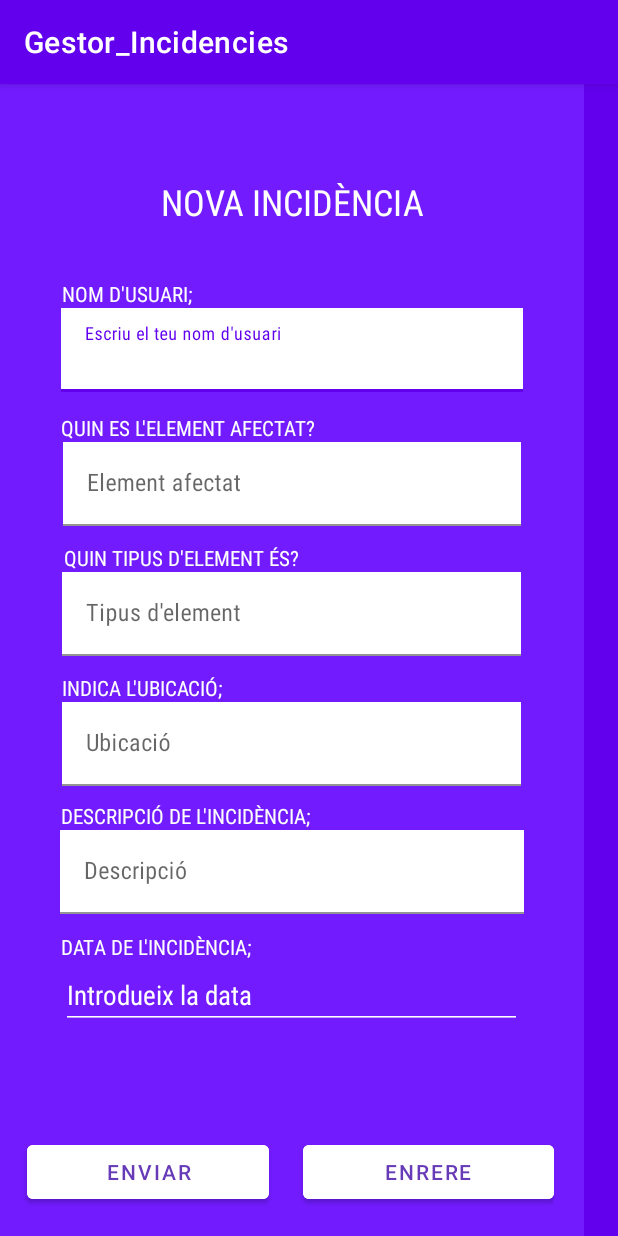
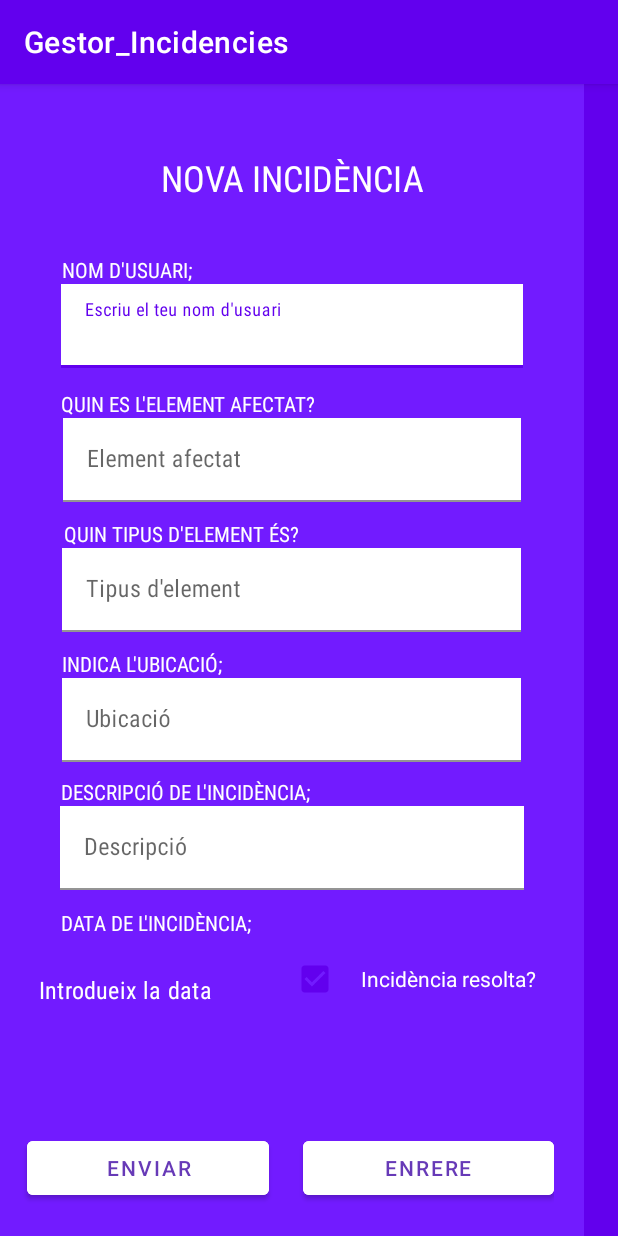
Before and after one commit to GuillemBSK/Gestor_Incidencies, an Android app: the NovaIncidencia screen opened directly, with no data from a screen before it, after a tap on "ENVIAR", on a phone screen of 412 x 824 dp. Run offline under Robolectric (Android 15) with nearby library versions, the phone set to English and light mode, and no system bars.

Commit message:
Add llista incidencies.

```diff
--- a/app/src/main/java/com/example/gestor_incidencies/ConnBBDD.java
+++ b/app/src/main/java/com/example/gestor_incidencies/ConnBBDD.java
@@ -12,7 +12,7 @@ public class ConnBBDD extends SQLiteOpenHelper {
 
     private static final int DATABASE_VERSION = 1;
     private static final String DATABASE_NAME = "incidencies";
-    private static final String CREATE_TABLE = "CREATE TABLE tickets(id INTEGER PRIMARY KEY AUTOINCREMENT, nom TEXT, element TEXT, ubicacio TEXT, descripcio TEXT, data DATE)";
+    private static final String CREATE_TABLE = "CREATE TABLE tickets(id INTEGER PRIMARY KEY AUTOINCREMENT, nom TEXT, element TEXT, tipus_element TEXT, ubicacio TEXT, descripcio TEXT, data DATE, resolt BOOLEAN)";
 
     @Override
     public void onCreate(SQLiteDatabase db) {
--- a/app/src/main/java/com/example/gestor_incidencies/Incidencia.java
+++ b/app/src/main/java/com/example/gestor_incidencies/Incidencia.java
@@ -4,9 +4,11 @@ public class Incidencia {
 
     private String nom;
     private String element;
+    private String tipus_element;
     private String ubicacio;
     private String descripcio;
     private String data;
+    private Boolean resolt;
 
     public String getNom() {
         return nom;
@@ -47,4 +49,14 @@ public class Incidencia {
     public void setData(String data) {
         this.data = data;
     }
+
+    public boolean getResolt() { return resolt;}
+
+    public void setResolt(Boolean resolt) { this.resolt = resolt; }
+
+    public String getTipus_element() { return tipus_element;}
+
+    public void setTipus_element(String tipus_element) { this.tipus_element = tipus_element; }
+
+
 }
--- a/app/src/main/java/com/example/gestor_incidencies/Model.java
+++ b/app/src/main/java/com/example/gestor_incidencies/Model.java
@@ -14,10 +14,11 @@ public class Model {
 
     int insertaIncidencia(Context context, Incidencia incidencia){
         int res = 0;
-        String query = "INSERT INTO tickets(nom,element,ubicacio,descripcio,data) VALUES ('"+incidencia.getNom()+"','"+incidencia.getElement()+"','"+incidencia.getUbicacio()+"','"+incidencia.getDescripcio()+"','"+incidencia.getData()+"')";
+        String query = "INSERT INTO tickets(nom,element,tipus_element,ubicacio,descripcio,data,resolt) VALUES ('"+incidencia.getNom()+"','"+incidencia.getElement()+"','"+incidencia.getTipus_element()+"','"+incidencia.getUbicacio()+"','"+incidencia.getDescripcio()+"','"+incidencia.getData()+"','"+incidencia.getResolt()+"')";
         SQLiteDatabase db = this.getConn(context);
         try{
             db.execSQL(query);
+            res = 1;
         }catch(SQLException sqle){
             System.out.println(sqle);
         }
--- a/app/src/main/java/com/example/gestor_incidencies/NovaIncidencia.java
+++ b/app/src/main/java/com/example/gestor_incidencies/NovaIncidencia.java
@@ -4,6 +4,7 @@ import android.content.Intent;
 import android.os.Bundle;
 import android.view.View;
 import android.widget.Button;
+import android.widget.CheckBox;
 import android.widget.EditText;
 import android.widget.Toast;
 
@@ -27,16 +28,21 @@ public class NovaIncidencia extends AppCompatActivity {
                 EditText ubicacio = findViewById(R.id.ni_ubicacio);
                 EditText descripcio = findViewById(R.id.ni_descripcio);
                 EditText data = findViewById(R.id.ni_data);
+                Boolean resolt = findViewById(R.id.checkResolt).isEnabled();
+                EditText tipus_element = findViewById(R.id.ni_tipus_element);
 
                 inc.setNom(nom.getText().toString());
                 inc.setElement(element.getText().toString());
+                inc.setTipus_element(tipus_element.getText().toString());
                 inc.setUbicacio(ubicacio.getText().toString());
                 inc.setDescripcio(descripcio.getText().toString());
                 inc.setData(data.getText().toString());
+                inc.setResolt(resolt);
+
 
                 int insert = model.insertaIncidencia(NovaIncidencia.this, inc);
                 if (insert==1){
-                    Toast.makeText(NovaIncidencia.this, "OK", Toast.LENGTH_SHORT).show();
+                    Toast.makeText(NovaIncidencia.this, "ENVIAT CORRECTAMENT", Toast.LENGTH_SHORT).show();
                 }if (insert==0){
                     Toast.makeText(NovaIncidencia.this, "NO S'HA INSERIT L'INCIDENCIA", Toast.LENGTH_SHORT).show();
                 }
--- a/app/src/main/res/layout/activity_main.xml
+++ b/app/src/main/res/layout/activity_main.xml
@@ -52,6 +52,7 @@
             android:layout_height="60dp"
             android:layout_gravity="center|center_vertical"
             android:fontFamily="sans-serif-condensed"
+            android:onClick="btnView"
             android:text="Llista d'incidències"
             android:textSize="15dp"
             app:strokeColor="#FFFFFF"
--- a/app/src/main/res/layout/nova_incidencia.xml
+++ b/app/src/main/res/layout/nova_incidencia.xml
@@ -22,10 +22,10 @@
 
         <Space
             android:layout_width="match_parent"
-            android:layout_height="62dp" />
+            android:layout_height="46dp" />
 
         <TextView
-            android:id="@+id/textView14"
+            android:id="@+id/titolLlista"
             android:layout_width="match_parent"
             android:layout_height="wrap_content"
             android:fontFamily="sans-serif-condensed"
@@ -199,11 +199,15 @@
                 android:textAlignment="viewStart"
                 android:textColor="@color/white" />
 
-        </com.google.android.material.textfield.TextInputLayout>
+            <LinearLayout
+                android:layout_width="match_parent"
+                android:layout_height="match_parent"
+                android:orientation="horizontal"
+                android:paddingLeft="10dp">
 
                 <EditText
                     android:id="@+id/ni_data"
-            android:layout_width="307dp"
+                    android:layout_width="184dp"
                     android:layout_height="wrap_content"
                     android:layout_gravity="center"
                     android:backgroundTint="@color/white"
@@ -213,6 +217,19 @@
                     android:inputType="date"
                     android:textColor="@color/white"
                     android:textColorHint="#FFFFFF" />
+
+                <CheckBox
+                    android:id="@+id/checkResolt"
+                    android:layout_width="178dp"
+                    android:layout_height="match_parent"
+                    android:checked="true"
+                    android:gravity="center"
+                    android:text="Incidència resolta?"
+                    android:textAlignment="center"
+                    android:textColor="#FFFFFF" />
+            </LinearLayout>
+
+        </com.google.android.material.textfield.TextInputLayout>
 
         <Space
             android:layout_width="match_parent"
```
Also changed, not shown: app/src/main/AndroidManifest.xml (+7 -0 lines), app/src/main/java/com/example/gestor_incidencies/LlistaIncidencies.java (added, +58 -0 lines), app/src/main/java/com/example/gestor_incidencies/MainActivity.java (+7 -2 lines), app/src/main/res/layout/llista_incidencies.xml (added, +36 -0 lines), app/src/main/res/layout/llista_item.xml (added, +9 -0 lines). Lines whose indentation alone changed are shown as unchanged.
